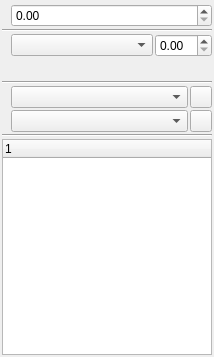
This is scribus/ui/propertiespalette_textbase.ui in nitramr/scribus-indigo as Qt 5 draws it before an edit. The edited form follows.
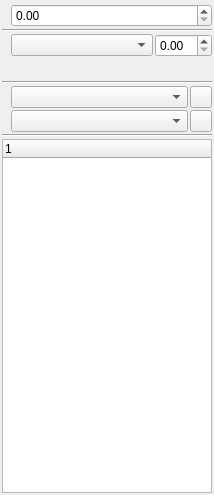
This is the edited form. Icons and pictures are not drawn. Custom widgets are drawn as their Qt base class.

```diff
--- a/scribus/ui/propertiespalette_textbase.ui
+++ b/scribus/ui/propertiespalette_textbase.ui
@@ -7,7 +7,7 @@
     <x>0</x>
     <y>0</y>
     <width>214</width>
-    <height>357</height>
+    <height>495</height>
    </rect>
   </property>
   <property name="windowTitle">
```
